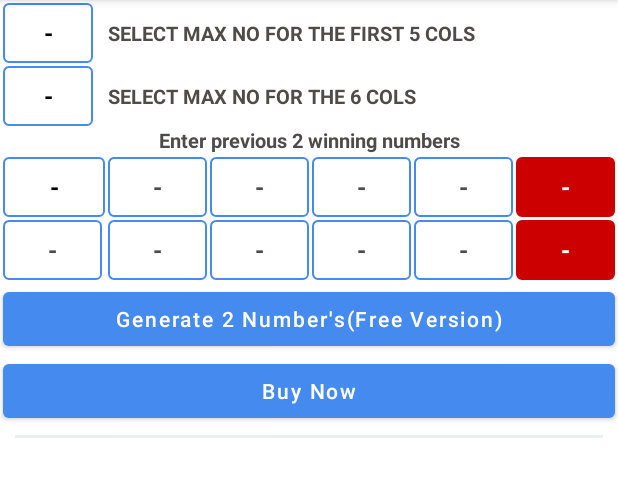
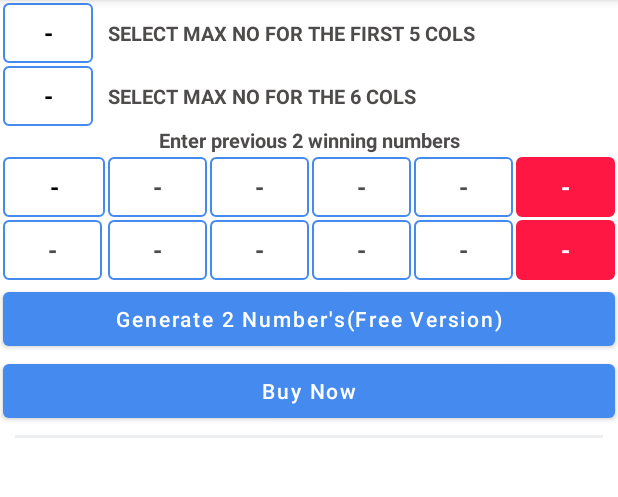
Before and after one commit to rakesharma1987/PowerballPredictor, an Android app: the PowerballActivity screen opened directly, with no data from a screen before it, on a phone screen of 412 x 824 dp, the part 84-581 px from its top. Run offline under Robolectric (Android 15) with nearby library versions, the phone set to English and light mode, and no system bars; our stand-ins replace AdMob; 3 statements that could not run were skipped.

Commit message:
color changes

```diff
--- a/app/src/main/res/layout/activity_main.xml
+++ b/app/src/main/res/layout/activity_main.xml
@@ -217,7 +217,7 @@
             android:layout_marginLeft="2dp"
             android:layout_weight="1"
             android:background="@drawable/border"
-            android:backgroundTint="@android:color/holo_red_dark">
+            android:backgroundTint="#FF1744">
 
             <TextView
                 android:id="@+id/tv6"
@@ -352,7 +352,7 @@
             android:layout_marginLeft="2dp"
             android:layout_weight="1"
             android:background="@drawable/border"
-            android:backgroundTint="@android:color/holo_red_dark"
+            android:backgroundTint="#FF1744"
             >
 
             <TextView
```
